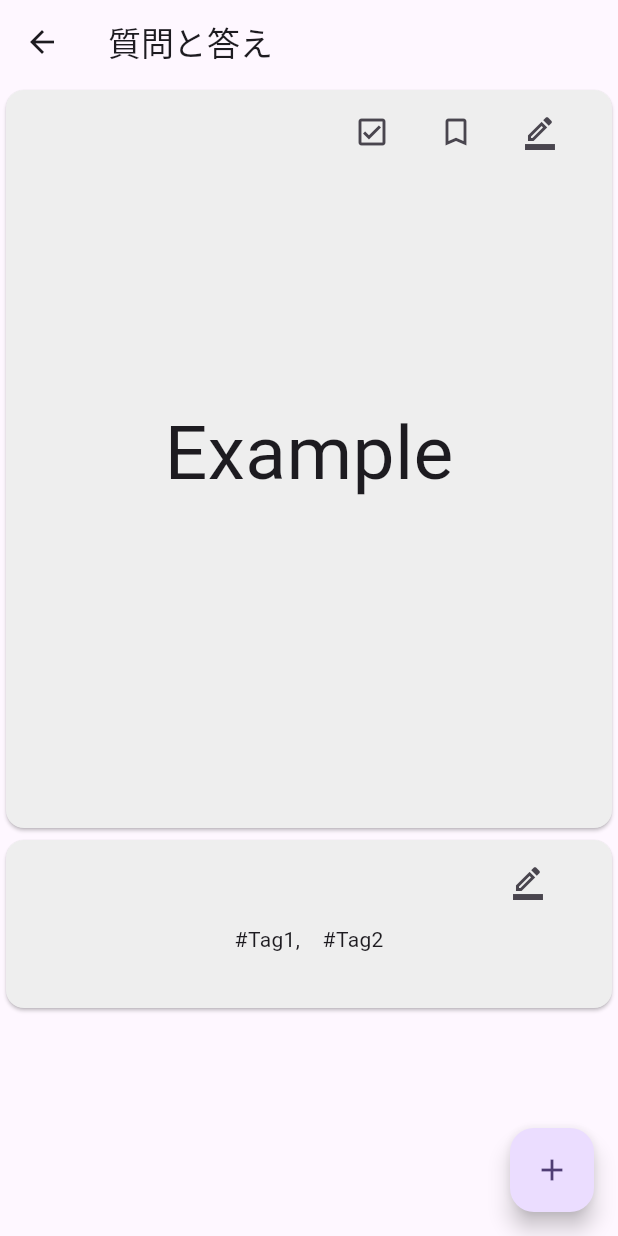
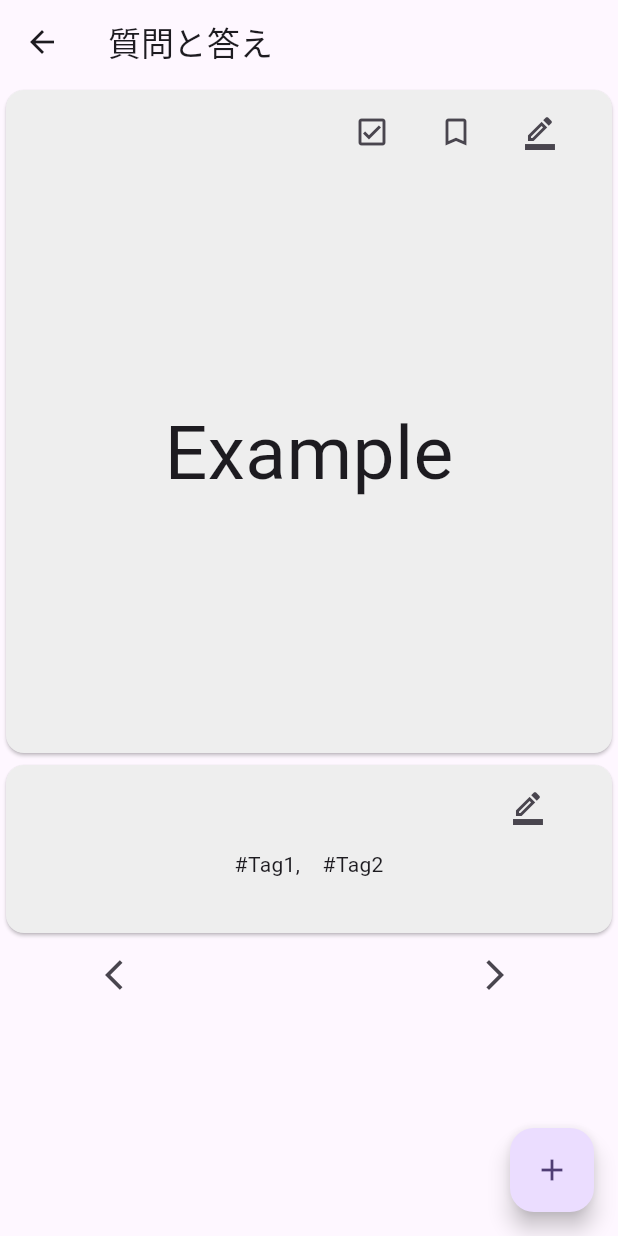
Before and after one commit to yudai-kdix/trackjobHackathon, a Flutter app: the WordAnswerView screen opened directly with empty values, on a phone screen of 412 x 824 dp. Run offline on Flutter 3.47's test engine with Material 3 defaults, Android fonts, the phone set to English and light mode, and no system bars; our stand-ins replace sqflite; accounts and stored records are empty.

Commit message:
答え画面遷移

```diff
--- a/lib/views/word_answer_view.dart
+++ b/lib/views/word_answer_view.dart
@@ -35,6 +35,8 @@ class _WordAnswerViewState extends State<WordAnswerView> {
     String Term = words[id].term;
     String Difinition = words[id].definition;
     List <String>Tags = words[id].tags;
+    int nex_id = id + 1;
+    int pre_id = id - 1;
 
     return Scaffold(
       appBar: AppBar(
@@ -43,7 +45,7 @@ class _WordAnswerViewState extends State<WordAnswerView> {
       body: Column(
         children: <Widget>[
           SizedBox(
-            height: 500,
+            height: 450,
             child: InkWell(
               onTap: () {
                 setState(() {
@@ -145,6 +147,23 @@ class _WordAnswerViewState extends State<WordAnswerView> {
               ),
             ),
           ),
+          Row(
+            mainAxisAlignment: MainAxisAlignment.center,
+            children: <Widget>[
+              IconButton(
+                icon: Icon(Icons.arrow_back_ios),
+                onPressed: () {
+                  (id > 0) ? Navigator.push(context, MaterialPageRoute(builder: (context) => WordAnswerView(checkList: pre_id))):null;
+                },
+              ),
+              SizedBox(width: 200),
+              IconButton(
+                icon: Icon(Icons.arrow_forward_ios),
+                onPressed: () =>
+                  (id < words.length - 1) ? Navigator.push(context, MaterialPageRoute(builder: (context) => WordAnswerView(checkList: nex_id))):null,
+              ),
+            ],
+          ),
         ],
       ),
       floatingActionButton: FloatingActionButton(
```
